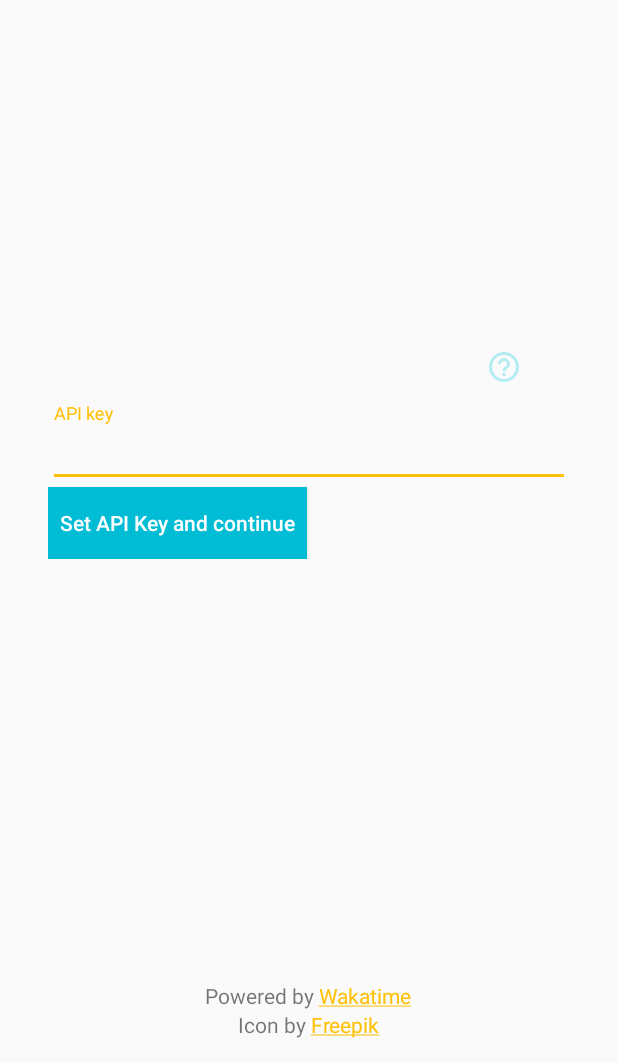
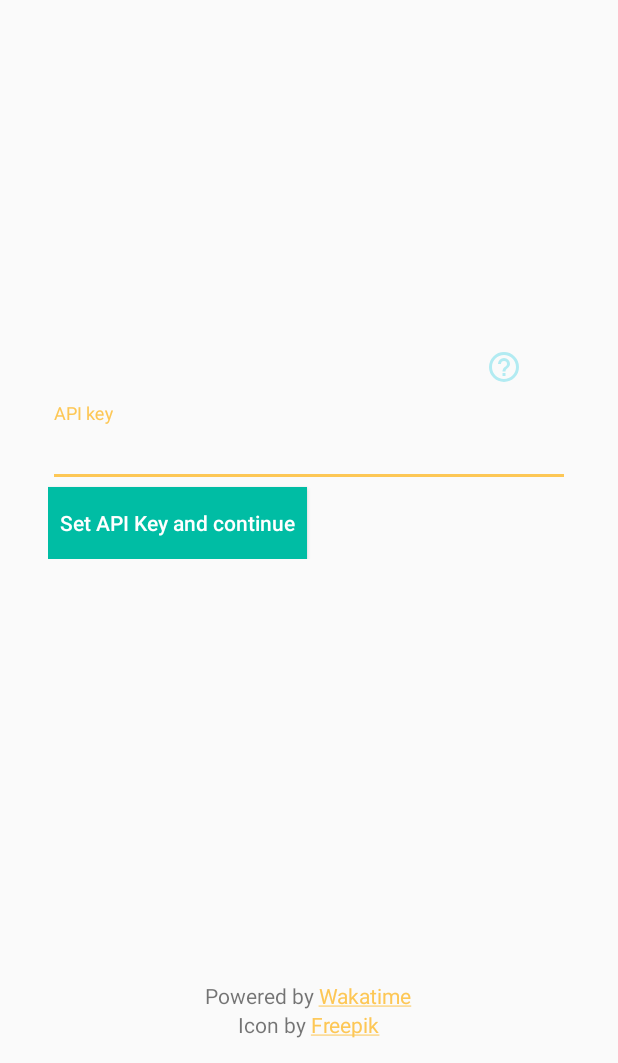
Before and after one commit to theevangelista/wakatime-android-client, an Android app: the layout activity_user_start.xml on its own in the app's theme, with its tools: preview values and no code run, on a phone screen of 412 x 824 dp, the part 173-1236 px from its top. Run offline under Robolectric (Android 15) with nearby library versions, the phone set to English and light mode, and no system bars; plain views replace SpinKitView; Roboto replaces fonts that are not available here.

Commit message:
Change colors to be like icon

```diff
--- a/mobile/src/main/res/values/colors.xml
+++ b/mobile/src/main/res/values/colors.xml
@@ -1,11 +1,11 @@
 <?xml version="1.0" encoding="utf-8"?>
 
 <resources>
-    <color name="colorPrimary">#00BCD4</color> <!-- 500 cyan -->
-    <color name="colorPrimaryDark">#0097A7</color> <!-- 700 cyan -->
+    <color name="colorPrimary">#00BDA4</color> <!-- 500 cyan -->
+    <color name="colorPrimaryDark">#009980</color> <!-- 700 cyan -->
     <color name="colorPrimaryLight">#B2EBF2</color>
-    <color name="colorAccent">#FFC107</color>   <!-- 500 amber -->
-    <color name="colorDarkAccent">#FFA000</color>  <!-- 700 amber -->
+    <color name="colorAccent">#FDC755</color>   <!-- 500 amber -->
+    <color name="colorDarkAccent">#FDB34B</color>  <!-- 700 amber -->
     <color name="colorPrimaryText">#212121</color>
     <color name="colorSecondaryText">#757575</color>
     <color name="divider">#BDBDBD</color>
```
